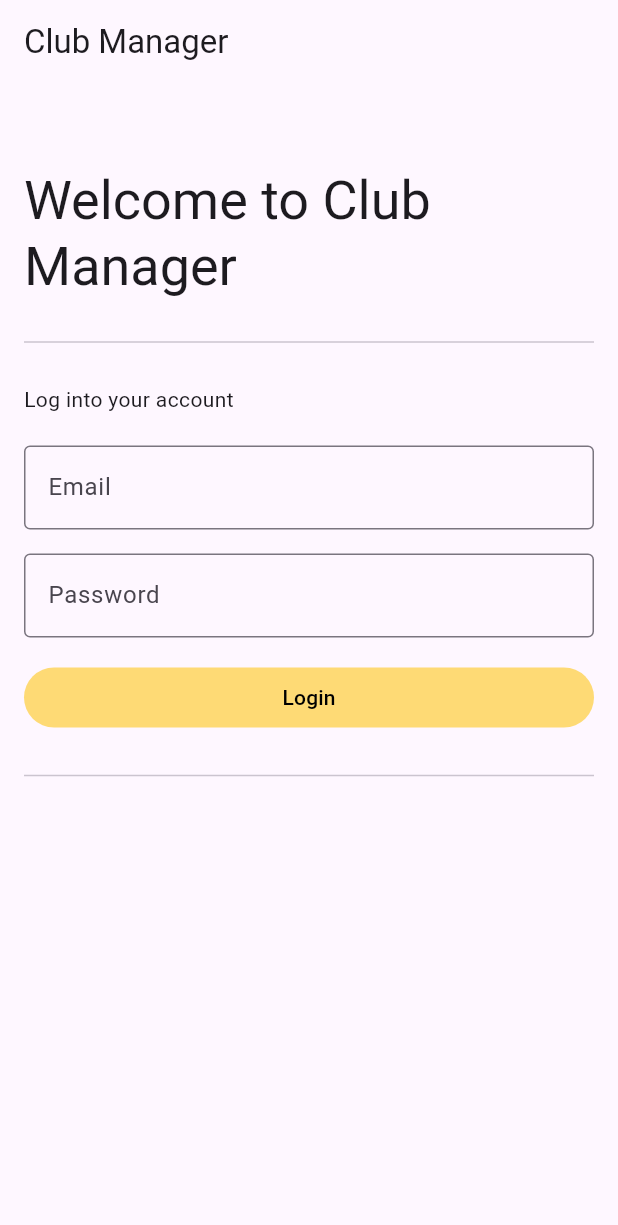
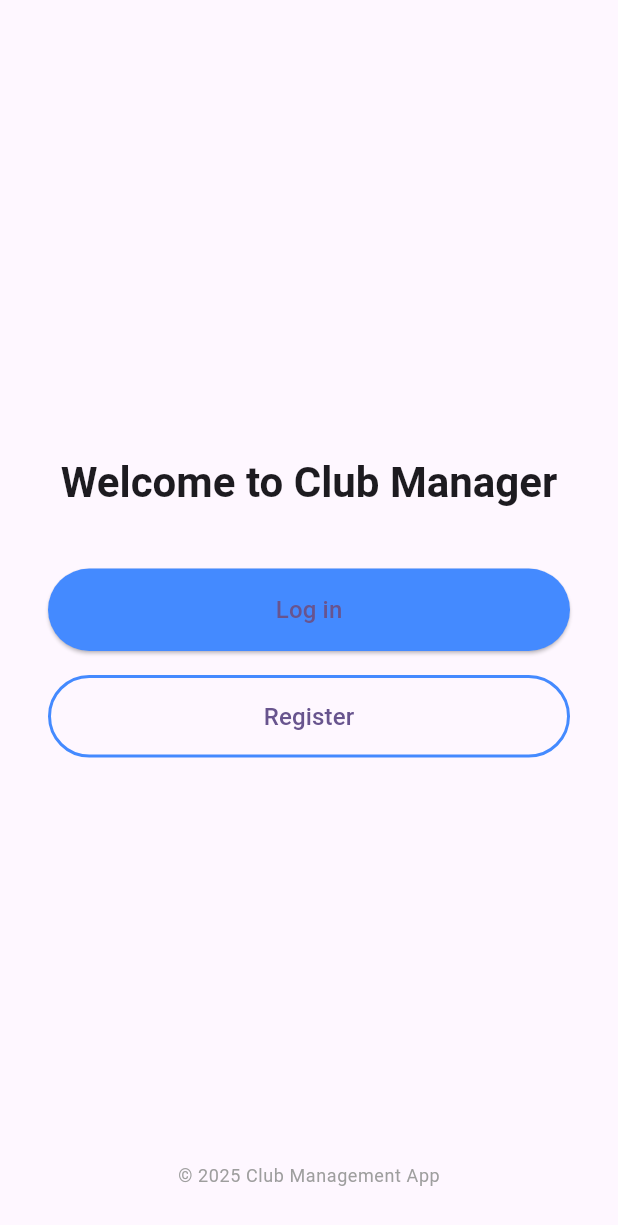
Before and after one commit to igustr/icd0018-hybridmobile-club-managment, a Flutter app: the screen it shows after launch, on a phone screen of 412 x 824 dp. Shown: the top 1225 px of the screen. Run offline on Flutter 3.47's test engine with Material 3 defaults, Android fonts, the phone set to English and light mode, and no system bars; our stand-ins replace firebase_auth, firebase_core, flutter_riverpod, font_awesome_flutter, freezed_annotation, google_sign_in and 2 more; accounts and stored records are empty; generated files the repository leaves out were written again.

Commit message:
welcome page

```diff
--- a/lib/main.dart
+++ b/lib/main.dart
@@ -3,8 +3,8 @@ import 'package:firebase_core/firebase_core.dart';
 import 'package:flutter_riverpod/flutter_riverpod.dart';
 import 'package:icd0018_hybridmobile_club_managment/firebase_options.dart';
 import 'package:icd0018_hybridmobile_club_managment/state/auth/providers/is_logged_in_provider.dart';
-import 'package:icd0018_hybridmobile_club_managment/views/login/login_view.dart';
 import 'package:icd0018_hybridmobile_club_managment/views/main/main_view.dart';
+import 'package:icd0018_hybridmobile_club_managment/views/welcome/welcome_view.dart';
 
 void main() async {
   WidgetsFlutterBinding.ensureInitialized();
@@ -30,7 +30,7 @@ class MyApp extends StatelessWidget {
           if (isLoggedIn) {
             return const MainView();
           } else {
-            return const LoginView();
+            return const WelcomeView();
           }
         }));
   }
--- /dev/null
+++ b/lib/views/welcome/welcome_view.dart
@@ -0,0 +1,80 @@
+import 'package:flutter/material.dart';
+import 'package:icd0018_hybridmobile_club_managment/views/login/login_view.dart';
+// import 'package:icd0018_hybridmobile_club_managment/views/register/register_view.dart'; // добавишь позже
+
+class WelcomeView extends StatelessWidget {
+  const WelcomeView({super.key});
+
+  @override
+  Widget build(BuildContext context) {
+    return Scaffold(
+      body: SafeArea(
+        child: Padding(
+          padding: const EdgeInsets.all(32),
+          child: Column(
+            mainAxisAlignment: MainAxisAlignment.center,
+            children: [
+              const Spacer(),
+              Text(
+                'Welcome to Club Manager',
+                style: Theme.of(context)
+                    .textTheme
+                    .headlineMedium
+                    ?.copyWith(fontWeight: FontWeight.bold),
+                textAlign: TextAlign.center,
+              ),
+              const SizedBox(height: 40),
+              // Log in
+              SizedBox(
+                width: double.infinity,
+                child: ElevatedButton(
+                  style: ElevatedButton.styleFrom(
+                    padding: const EdgeInsets.symmetric(vertical: 16),
+                    backgroundColor: Colors.blueAccent,
+                  ),
+                  onPressed: () {
+                    Navigator.of(context).push(
+                      MaterialPageRoute(builder: (_) => const LoginView()),
+                    );
+                  },
+                  child: const Text('Log in', style: TextStyle(fontSize: 16)),
+                ),
+              ),
+              const SizedBox(height: 16),
+              // Register
+              SizedBox(
+                width: double.infinity,
+                child: OutlinedButton(
+                  style: OutlinedButton.styleFrom(
+                    padding: const EdgeInsets.symmetric(vertical: 16),
+                    side: const BorderSide(color: Colors.blueAccent, width: 2),
+                  ),
+                  onPressed: () {
+                    ScaffoldMessenger.of(context).showSnackBar(
+                      const SnackBar(
+                        content: Text('Register page coming soon'),
+                      ),
+                    );
+
+                    // Registration page
+                    // Navigator.of(context).push(
+                    //   MaterialPageRoute(builder: (_) => const RegisterView()),
+                    // );
+                  },
+                  child: const Text('Register', style: TextStyle(fontSize: 16)),
+                ),
+              ),
+              const Spacer(),
+              Text(
+                '© 2025 Club Management App',
+                style: Theme.of(context).textTheme.bodySmall?.copyWith(
+                  color: Colors.grey,
+                ),
+              ),
+            ],
+          ),
+        ),
+      ),
+    );
+  }
+}
--- a/pubspec.yaml
+++ b/pubspec.yaml
@@ -43,6 +43,7 @@ dependencies:
   firebase_auth: ^6.1.2
   google_sign_in: ^6.2.1
   sign_in_with_apple: ^6.1.0
+  font_awesome_flutter: ^10.7.0
 
 dev_dependencies:
   flutter_test:
```
Also changed, not shown: lib/state/auth/backend/authenticator.dart (+13 -8 lines), lib/state/auth/providers/authentication_provider.dart (+23 -2 lines), lib/views/login/login_view.dart (+74 -41 lines), pubspec.lock.
